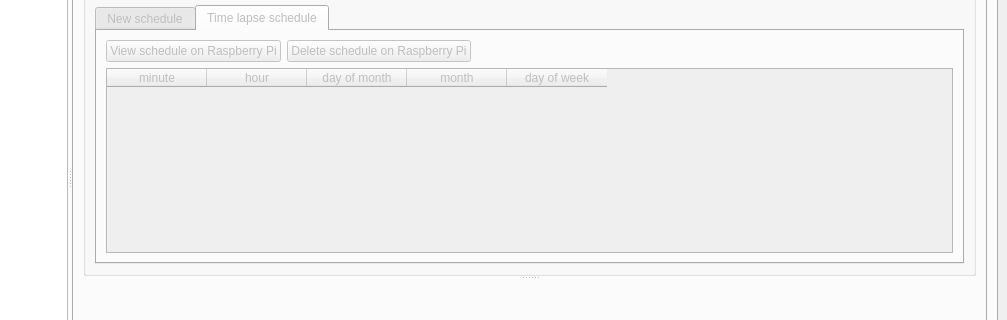
First picture: the form in src/coordinator/coordinator.ui, repository olivierfriard/raspberry_video-recording_coordinator, before the edit; both pictures show x 278 to 1285 and y 291 to 611 of the 1285 by 889 pixel window.
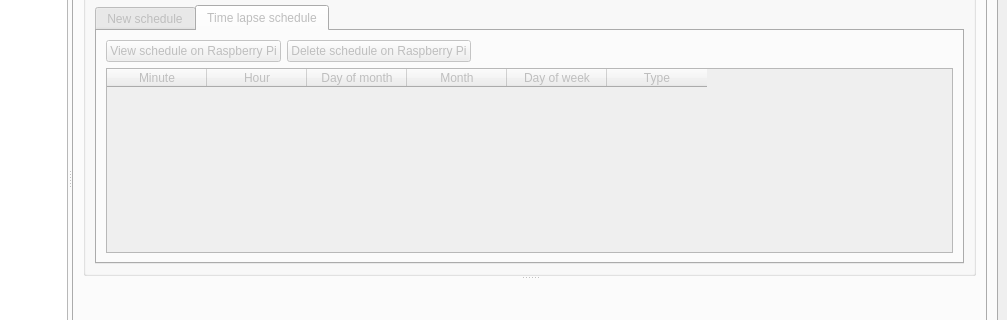
Second picture: the form after the edit. The open tabs and pages were chosen to show the change.

Diff of the .ui file:
```diff
--- a/src/coordinator/coordinator.ui
+++ b/src/coordinator/coordinator.ui
@@ -878,27 +878,32 @@
                             </property>
                             <column>
                              <property name="text">
-                              <string>minute</string>
+                              <string>Minute</string>
                              </property>
                             </column>
                             <column>
                              <property name="text">
-                              <string>hour</string>
+                              <string>Hour</string>
                              </property>
                             </column>
                             <column>
                              <property name="text">
-                              <string>day of month</string>
+                              <string>Day of month</string>
                              </property>
                             </column>
                             <column>
                              <property name="text">
-                              <string>month</string>
+                              <string>Month</string>
                              </property>
                             </column>
                             <column>
                              <property name="text">
-                              <string>day of week</string>
+                              <string>Day of week</string>
+                             </property>
+                            </column>
+                            <column>
+                             <property name="text">
+                              <string>Type</string>
                              </property>
                             </column>
                            </widget>
```
Left out of the diff: 14 changed lines with no effect on the pictures.
